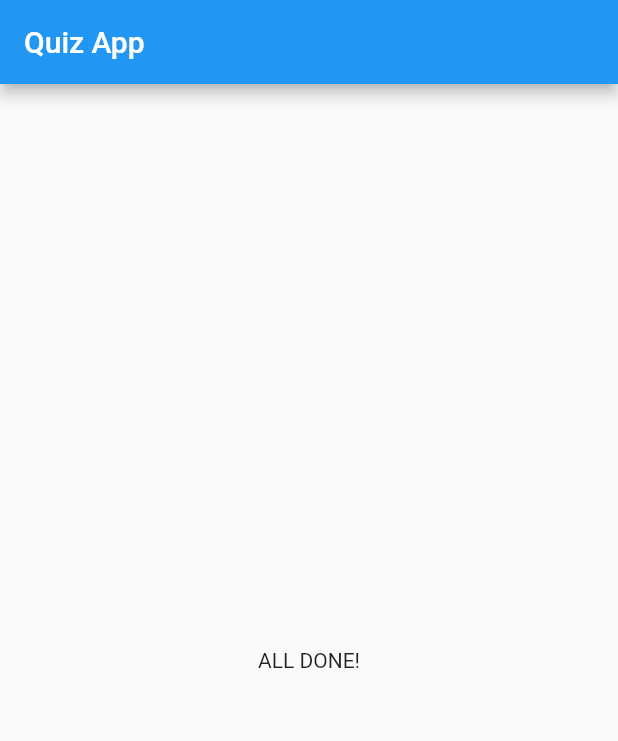
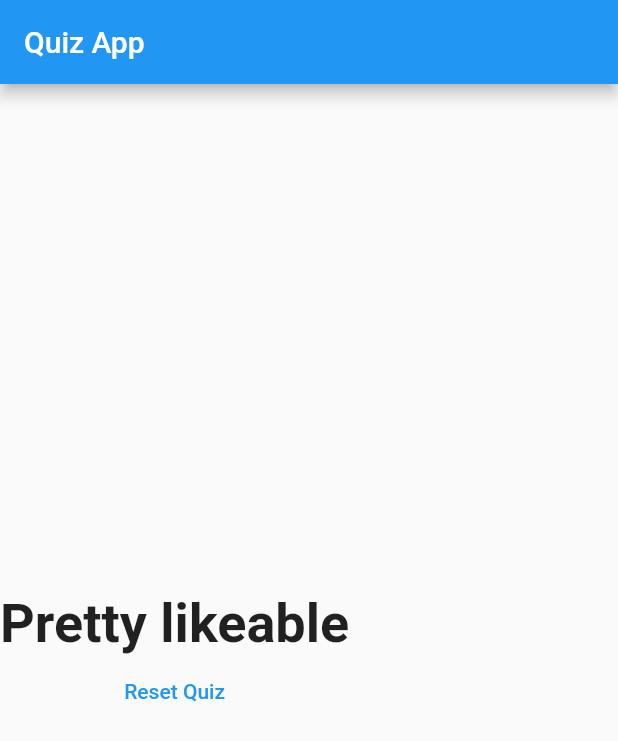
Before and after one commit to PratikJH153/QuizApp, a Flutter app: the screen it shows after launch, after a tap on "Blue", after a tap on "Lion", after a tap on "Witcher", on a phone screen of 412 x 824 dp. Shown: the top 741 px of the screen. Run offline on Flutter 3.47's test engine with Material 2 defaults, Android fonts, the phone set to English and light mode, and no system bars.

Commit message:
Completed the small project

```diff
--- a/lib/main.dart
+++ b/lib/main.dart
@@ -1,6 +1,6 @@
 import 'package:flutter/material.dart';
-import './answer.dart';
-import './question.dart';
+import './quiz.dart';
+import './result.dart';
 
 void main() => runApp(const MyApp());
 
@@ -26,28 +26,52 @@ class HomePage extends StatefulWidget {
 
 class _HomePageState extends State<HomePage> {
   int _questionIndex = 0;
+  int _totalScore = 0;
 
   final List<Map<String, dynamic>> _questions = const [
     {
       "questionText": "What's your favorite color?",
-      "answers": ["Blue", "Black", "Red", "White"],
+      "answers": [
+        {'text': "Blue", "score": 2},
+        {'text': "Black", "score": 10},
+        {'text': "Red", "score": 5},
+        {'text': "White", "score": 1},
+      ],
     },
     {
       "questionText": "What's your favorite animal?",
-      "answers": ["Rabbit", "Lion", "Snake", "Tiger"],
+      "answers": [
+        {'text': "Rabbit", "score": 7},
+        {'text': "Lion", "score": 1},
+        {'text': "Snake", "score": 10},
+        {'text': "Tiger", "score": 4},
+      ],
     },
     {
       "questionText": "What's your favorite game?",
-      "answers": ["DMC", "Spiderman", "Witcher", "GTA"],
+      "answers": [
+        {'text': "DMC", "score": 10},
+        {'text': "Spiderman", "score": 3},
+        {'text': "Witcher", "score": 7},
+        {'text': "GTA", "score": 1},
+      ],
     },
   ];
 
-  void _answerQuestion() {
+  void _answerQuestion(int score) {
     if (_questionIndex < _questions.length) {
       setState(() {
+        _totalScore += score;
         _questionIndex += 1;
       });
     }
+  }
+
+  void resetQuiz() {
+    setState(() {
+      _totalScore = 0;
+      _questionIndex = 0;
+    });
   }
 
   @override
@@ -57,23 +81,14 @@ class _HomePageState extends State<HomePage> {
         title: const Text("Quiz App"),
       ),
       body: _questionIndex < _questions.length
-          ? Column(
-              crossAxisAlignment: CrossAxisAlignment.stretch,
-              children: [
-                Question(
-                  _questions[_questionIndex]["questionText"],
-                ),
-                ...(_questions[_questionIndex]["answers"] as List<String>)
-                    .map((answer) {
-                  return Answer(
-                    selectHandler: _answerQuestion,
-                    answerText: answer,
-                  );
-                }).toList()
-              ],
+          ? Quiz(
+              questions: _questions,
+              questionIndex: _questionIndex,
+              answerQuestion: _answerQuestion,
             )
-          : const Center(
-              child: Text("ALL DONE!"),
+          : Result(
+              totalScore: _totalScore,
+              resetQuiz: resetQuiz,
             ),
     );
   }
--- /dev/null
+++ b/lib/quiz.dart
@@ -0,0 +1,35 @@
+import 'package:flutter/material.dart';
+import './question.dart';
+import './answer.dart';
+
+class Quiz extends StatelessWidget {
+  final List<Map<String, dynamic>> questions;
+  final int questionIndex;
+  final Function answerQuestion;
+
+  const Quiz({
+    required this.questions,
+    required this.questionIndex,
+    required this.answerQuestion,
+    Key? key,
+  }) : super(key: key);
+
+  @override
+  Widget build(BuildContext context) {
+    return Column(
+      crossAxisAlignment: CrossAxisAlignment.stretch,
+      children: [
+        Question(
+          questions[questionIndex]["questionText"],
+        ),
+        ...(questions[questionIndex]["answers"] as List<Map<String, Object>>)
+            .map((answer) {
+          return Answer(
+            selectHandler: () => answerQuestion(answer["score"] as int),
+            answerText: answer["text"] as String,
+          );
+        }).toList()
+      ],
+    );
+  }
+}
--- /dev/null
+++ b/lib/result.dart
@@ -0,0 +1,45 @@
+import 'package:flutter/material.dart';
+
+class Result extends StatelessWidget {
+  final int totalScore;
+  final VoidCallback resetQuiz;
+
+  const Result({
+    required this.totalScore,
+    required this.resetQuiz,
+    Key? key,
+  }) : super(key: key);
+
+  String get resultText {
+    if (totalScore <= 8) {
+      return 'You are awesome and innocent';
+    } else if (totalScore <= 12) {
+      return 'Pretty likeable';
+    } else if (totalScore <= 16) {
+      return 'You are strange';
+    } else {
+      return 'You are so bad';
+    }
+  }
+
+  @override
+  Widget build(BuildContext context) {
+    return Column(
+      mainAxisAlignment: MainAxisAlignment.center,
+      children: [
+        Text(
+          resultText,
+          textAlign: TextAlign.center,
+          style: const TextStyle(
+            fontSize: 36,
+            fontWeight: FontWeight.bold,
+          ),
+        ),
+        TextButton(
+          onPressed: resetQuiz,
+          child: const Text("Reset Quiz"),
+        ),
+      ],
+    );
+  }
+}
```
